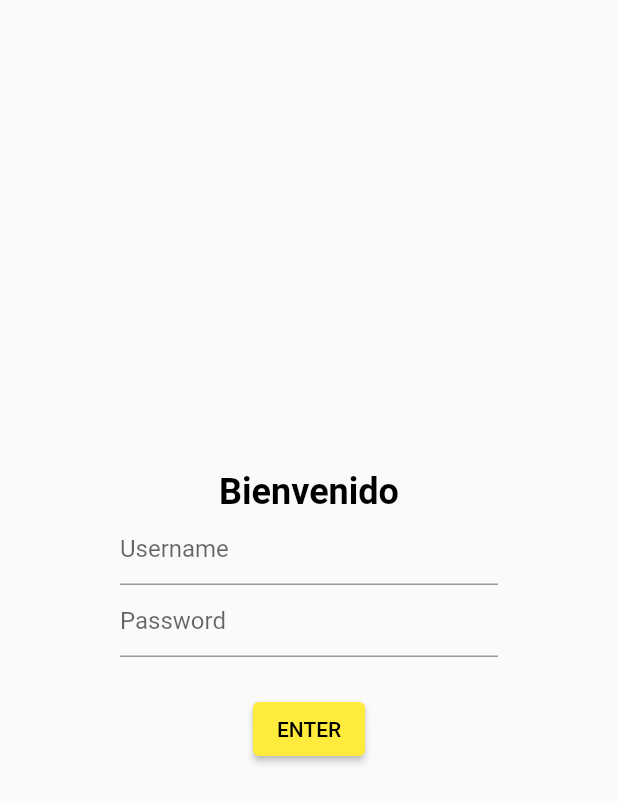
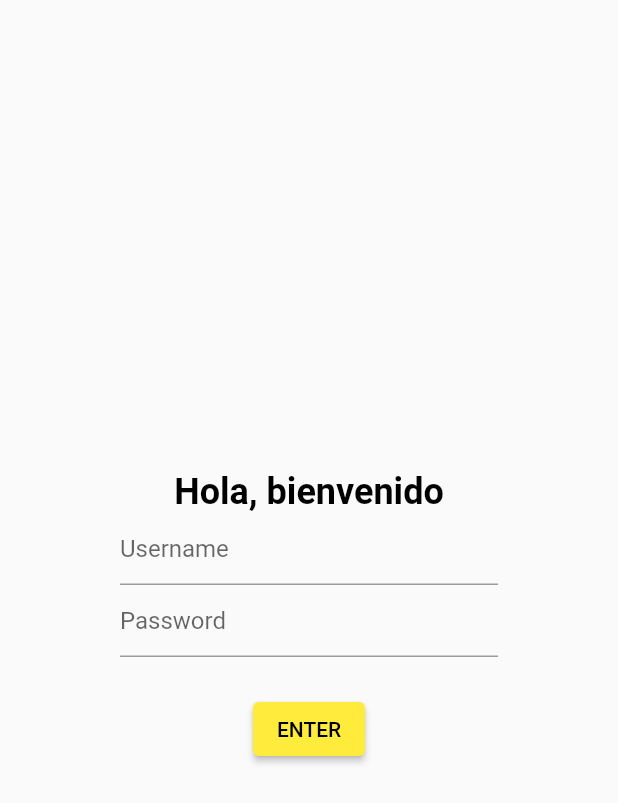
Before and after one commit to DianaLucero/carrito_de_compras, a Flutter app: the screen it shows after launch, on a phone screen of 412 x 824 dp. Shown: the top 803 px of the screen. Run offline on Flutter 3.47's test engine with Material 2 defaults, Android fonts, the phone set to English and light mode, and no system bars; missing offline and left inert: dart:html; Roboto replaces fonts that are missing (Corben).

Commit message:
update login

```diff
--- a/lib/screens/login.dart
+++ b/lib/screens/login.dart
@@ -12,7 +12,7 @@ class MyLogin extends StatelessWidget {
           mainAxisAlignment: MainAxisAlignment.center,
           children: [
             Text(
-              'Bienvenido',
+              'Hola, bienvenido',
 
               style: Theme.of(context).textTheme.headline1,
             ),
```
